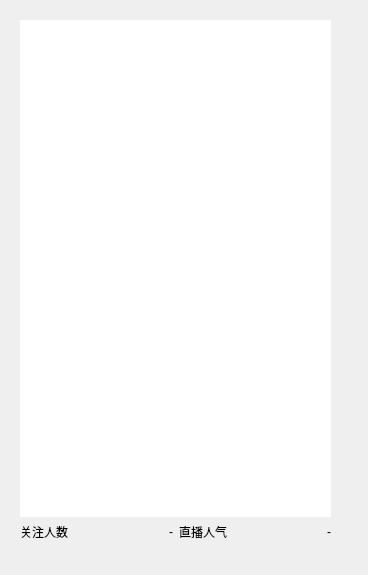
Before: the Qt Designer form src/modules/danmu_display/ui/danmu_window.ui in Fidelxyz/bilibili-live-danmuku, drawn with Qt 5.
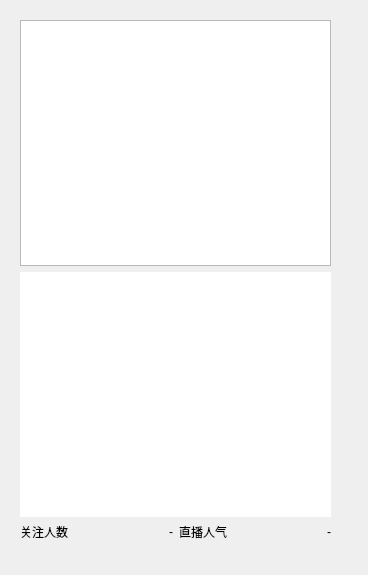
After: the same form once the commit is applied.

Commit message: complete gift

Diff of the .ui file:
```diff
--- a/src/modules/danmu_display/ui/danmu_window.ui
+++ b/src/modules/danmu_display/ui/danmu_window.ui
@@ -50,6 +50,25 @@
      <property name="bottomMargin">
       <number>10</number>
      </property>
+     <item>
+      <widget class="QListWidget" name="list_gift">
+       <property name="focusPolicy">
+        <enum>Qt::NoFocus</enum>
+       </property>
+       <property name="verticalScrollBarPolicy">
+        <enum>Qt::ScrollBarAlwaysOff</enum>
+       </property>
+       <property name="horizontalScrollBarPolicy">
+        <enum>Qt::ScrollBarAlwaysOff</enum>
+       </property>
+       <property name="selectionMode">
+        <enum>QAbstractItemView::NoSelection</enum>
+       </property>
+       <property name="verticalScrollMode">
+        <enum>QAbstractItemView::ScrollPerPixel</enum>
+       </property>
+      </widget>
+     </item>
      <item>
       <widget class="QListWidget" name="list_danmu">
        <property name="focusPolicy">
```
The commit also changes 16 other files.
